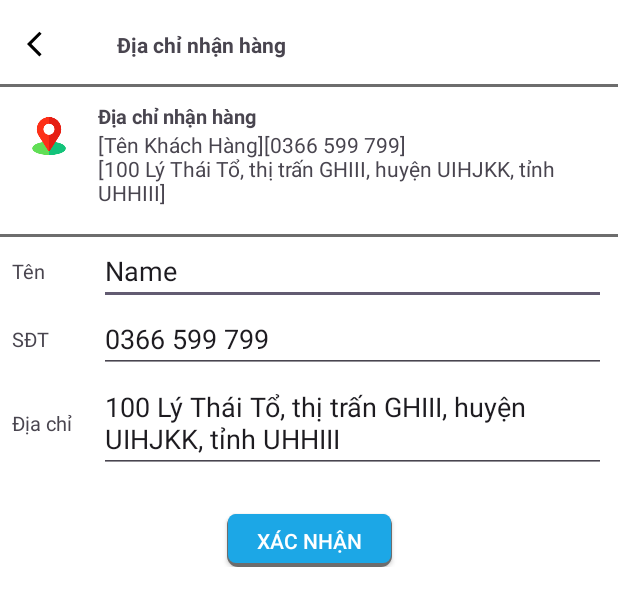
After one commit to kharpham/androidfinalproject, an Android app: the layout activity_order_confirm.xml on its own in the app's theme, with its tools: preview values and no code run, on a phone screen of 412 x 824 dp. The commit adds this screen. Shown: the top 606 px of the screen. Run offline under Robolectric (Android 15) with nearby library versions, the phone set to English and light mode, and no system bars.

Commit message:
new commit from kha

```diff
--- a/app/src/main/AndroidManifest.xml
+++ b/app/src/main/AndroidManifest.xml
@@ -24,6 +24,9 @@
         android:supportsRtl="true"
         android:theme="@style/Theme.Group12FinalProject"
         tools:targetApi="31">
+        <activity
+            android:name=".OrderConfirm"
+            android:exported="false" />
         <activity
             android:name=".MainActivity"
             android:exported="false" />
--- /dev/null
+++ b/app/src/main/java/com/phamnguyenkha/group12finalproject/OrderConfirm.java
@@ -0,0 +1,17 @@
+package com.phamnguyenkha.group12finalproject;
+
+import androidx.appcompat.app.AppCompatActivity;
+
+import android.os.Bundle;
+
+import com.phamnguyenkha.group12finalproject.databinding.OrderConfirmBinding;
+
+public class OrderConfirm extends AppCompatActivity {
+    OrderConfirmBinding binding;
+    @Override
+    protected void onCreate(Bundle savedInstanceState) {
+        super.onCreate(savedInstanceState);
+        binding = OrderConfirmBinding.inflate(getLayoutInflater());
+        setContentView(binding.getRoot());
+    }
+}
--- a/app/src/main/java/com/phamnguyenkha/group12finalproject/OrderPlacementActivity.java
+++ b/app/src/main/java/com/phamnguyenkha/group12finalproject/OrderPlacementActivity.java
@@ -4,6 +4,7 @@ import androidx.appcompat.app.AppCompatActivity;
 
 import android.content.Intent;
 import android.os.Bundle;
+import android.view.View;
 import android.widget.Toast;
 
 import com.google.firebase.auth.FirebaseAuth;
@@ -30,6 +31,16 @@ public class OrderPlacementActivity extends AppCompatActivity {
         setContentView(binding.getRoot());
         userInfo();
         loadData();
+        forward();
+    }
+
+    private void forward() {
+        binding.confirmAddress.setOnClickListener(new View.OnClickListener() {
+            @Override
+            public void onClick(View v) {
+                startActivity(new Intent(OrderPlacementActivity.this,OrderConfirm.class));
+            }
+        });
     }
 
     private void loadData() {
--- /dev/null
+++ b/app/src/main/res/layout/activity_order_confirm.xml
@@ -0,0 +1,242 @@
+<?xml version="1.0" encoding="utf-8"?>
+<androidx.constraintlayout.widget.ConstraintLayout xmlns:android="http://schemas.android.com/apk/res/android"
+    xmlns:tools="http://schemas.android.com/tools"
+    android:layout_width="match_parent"
+    android:layout_height="match_parent"
+    xmlns:app="http://schemas.android.com/apk/res-auto"
+    android:background="@color/white"
+    >
+
+    <ScrollView
+        android:layout_width="match_parent"
+        android:layout_height="wrap_content"
+        app:layout_constraintEnd_toEndOf="parent"
+        app:layout_constraintStart_toStartOf="parent"
+        app:layout_constraintTop_toTopOf="parent">
+
+        <LinearLayout
+            android:layout_width="match_parent"
+            android:layout_height="wrap_content"
+            android:orientation="vertical">
+
+            <LinearLayout
+                android:id="@+id/linearLayout"
+                android:layout_width="match_parent"
+                android:layout_height="58dp"
+                android:orientation="horizontal">
+
+                <androidx.constraintlayout.widget.ConstraintLayout
+                    android:layout_width="match_parent"
+                    android:layout_height="match_parent"
+                    android:background="@drawable/border_shadow_3">
+
+                    <ImageView
+                        android:id="@+id/imageView3"
+                        android:layout_width="wrap_content"
+                        android:layout_height="wrap_content"
+                        android:layout_marginStart="18dp"
+                        app:layout_constraintBottom_toBottomOf="parent"
+                        app:layout_constraintStart_toStartOf="parent"
+                        app:layout_constraintTop_toTopOf="parent"
+                        app:srcCompat="@drawable/baseline_arrow_back_ios_24" />
+
+                    <TextView
+                        android:id="@+id/textView2"
+                        android:layout_width="wrap_content"
+                        android:layout_height="wrap_content"
+                        android:layout_marginStart="40dp"
+                        android:text="Địa chỉ nhận hàng"
+                        android:textStyle="bold"
+                        app:layout_constraintBottom_toBottomOf="@+id/imageView3"
+                        app:layout_constraintStart_toEndOf="@+id/imageView3"
+                        app:layout_constraintTop_toTopOf="@+id/imageView3" />
+
+                </androidx.constraintlayout.widget.ConstraintLayout>
+
+            </LinearLayout>
+
+            <LinearLayout
+                android:id="@+id/linearLayout11"
+                android:layout_width="match_parent"
+                android:layout_height="100dp"
+                android:background="@drawable/border_shadow_3"
+                android:orientation="horizontal">
+
+                <androidx.constraintlayout.widget.ConstraintLayout
+                    android:layout_width="match_parent"
+                    android:layout_height="match_parent">
+
+                    <ImageView
+                        android:id="@+id/imageView5"
+                        android:layout_width="25dp"
+                        android:layout_height="25dp"
+                        android:layout_marginStart="20dp"
+                        android:layout_marginTop="20dp"
+                        android:src="@drawable/location"
+                        app:layout_constraintStart_toStartOf="parent"
+                        app:layout_constraintTop_toTopOf="parent" />
+
+                    <LinearLayout
+                        android:layout_width="0dp"
+                        android:layout_height="match_parent"
+                        android:layout_marginEnd="8dp"
+                        android:orientation="vertical"
+                        android:paddingStart="20dp"
+                        android:paddingTop="10dp"
+                        android:paddingBottom="10dp"
+                        app:layout_constraintBottom_toBottomOf="parent"
+                        app:layout_constraintEnd_toEndOf="parent"
+                        app:layout_constraintStart_toEndOf="@+id/imageView5"
+                        app:layout_constraintTop_toTopOf="parent">
+
+                        <TextView
+                            android:id="@+id/textView7"
+                            android:layout_width="wrap_content"
+                            android:layout_height="wrap_content"
+                            android:text="Địa chỉ nhận hàng"
+                            android:textSize="13sp"
+                            android:textStyle="bold" />
+
+                        <TextView
+                            android:id="@+id/textViewLocation"
+                            android:layout_width="wrap_content"
+                            android:layout_height="wrap_content"
+                            android:text="[Tên Khách Hàng][0366 599 799]\n[100 Lý Thái Tổ, thị trấn GHIII, huyện UIHJKK, tỉnh UHHIII]" />
+                    </LinearLayout>
+                </androidx.constraintlayout.widget.ConstraintLayout>
+            </LinearLayout>
+
+            <LinearLayout
+                android:layout_width="match_parent"
+                android:layout_height="wrap_content"
+                android:orientation="vertical">
+
+                <androidx.constraintlayout.widget.ConstraintLayout
+                    android:layout_width="match_parent"
+                    android:layout_height="match_parent" >
+
+                    <TextView
+                        android:id="@+id/textView17"
+                        android:layout_width="50dp"
+                        android:layout_height="wrap_content"
+                        android:layout_marginStart="8dp"
+                        android:text="Tên"
+                        android:textSize="13sp"
+                        app:layout_constraintBottom_toBottomOf="parent"
+                        app:layout_constraintStart_toStartOf="parent"
+                        app:layout_constraintTop_toTopOf="parent" />
+
+                    <EditText
+                        android:id="@+id/editTextText2"
+                        android:layout_width="0dp"
+                        android:layout_height="wrap_content"
+                        android:layout_marginStart="8dp"
+                        android:layout_marginEnd="8dp"
+                        android:ems="10"
+                        android:inputType="text"
+                        android:text="Name"
+                        app:layout_constraintBottom_toBottomOf="parent"
+                        app:layout_constraintEnd_toEndOf="parent"
+                        app:layout_constraintStart_toEndOf="@+id/textView17"
+                        app:layout_constraintTop_toTopOf="parent" />
+                </androidx.constraintlayout.widget.ConstraintLayout>
+
+            </LinearLayout>
+            <LinearLayout
+                android:layout_width="match_parent"
+                android:layout_height="wrap_content"
+                android:orientation="vertical">
+
+                <androidx.constraintlayout.widget.ConstraintLayout
+                    android:layout_width="match_parent"
+                    android:layout_height="match_parent" >
+
+                    <TextView
+                        android:id="@+id/textViewPhone"
+                        android:layout_width="50dp"
+                        android:layout_height="wrap_content"
+                        android:layout_marginStart="8dp"
+                        android:text="SĐT"
+                        android:textSize="13sp"
+                        app:layout_constraintBottom_toBottomOf="parent"
+                        app:layout_constraintStart_toStartOf="parent"
+                        app:layout_constraintTop_toTopOf="parent" />
+
+                    <EditText
+                        android:id="@+id/editTextPhone"
+                        android:layout_width="0dp"
+                        android:layout_height="wrap_content"
+                        android:layout_marginStart="8dp"
+                        android:layout_marginEnd="8dp"
+                        android:ems="10"
+
+                        android:inputType="text"
+                        android:text="0366 599 799"
+                        app:layout_constraintBottom_toBottomOf="parent"
+                        app:layout_constraintEnd_toEndOf="parent"
+                        app:layout_constraintStart_toEndOf="@+id/textViewPhone"
+                        app:layout_constraintTop_toTopOf="parent" />
+                </androidx.constraintlayout.widget.ConstraintLayout>
+
+            </LinearLayout>
+            <LinearLayout
+                android:layout_width="match_parent"
+                android:layout_height="wrap_content"
+                android:orientation="vertical">
+
+                <androidx.constraintlayout.widget.ConstraintLayout
+                    android:layout_width="match_parent"
+                    android:layout_height="match_parent" >
+
+                    <TextView
+                        android:id="@+id/textViewAddress"
+                        android:layout_width="50dp"
+                        android:layout_height="wrap_content"
+                        android:layout_marginStart="8dp"
+                        android:text="Địa chỉ"
+                        android:textSize="13sp"
+                        app:layout_constraintBottom_toBottomOf="parent"
+                        app:layout_constraintStart_toStartOf="parent"
+                        app:layout_constraintTop_toTopOf="parent" />
+
+                    <EditText
+                        android:id="@+id/editTextAddress"
+                        android:layout_width="0dp"
+                        android:layout_height="wrap_content"
+                        android:layout_marginStart="8dp"
+                        android:layout_marginEnd="8dp"
+                        android:ems="10"
+                        android:inputType="textMultiLine"
+                        android:text="100 Lý Thái Tổ, thị trấn GHIII, huyện UIHJKK, tỉnh UHHIII"
+                        app:layout_constraintBottom_toBottomOf="parent"
+                        app:layout_constraintEnd_toEndOf="parent"
+                        app:layout_constraintStart_toEndOf="@+id/textViewAddress"
+                        app:layout_constraintTop_toTopOf="parent" />
+                </androidx.constraintlayout.widget.ConstraintLayout>
+
+            </LinearLayout>
+
+            <androidx.constraintlayout.widget.ConstraintLayout
+                android:layout_width="match_parent"
+                android:layout_height="match_parent">
+
+                <androidx.appcompat.widget.AppCompatButton
+                    android:id="@+id/button"
+                    android:layout_width="110dp"
+                    android:layout_height="35dp"
+                    android:layout_marginTop="27dp"
+                    android:text="Xác nhận"
+                    android:textSize="14sp"
+                    android:textColor="@color/white"
+                    android:background="@drawable/confirm_address_button"
+                    app:layout_constraintBottom_toBottomOf="parent"
+                    app:layout_constraintEnd_toEndOf="parent"
+                    app:layout_constraintStart_toStartOf="parent"
+                    app:layout_constraintTop_toTopOf="parent" />
+            </androidx.constraintlayout.widget.ConstraintLayout>
+
+        </LinearLayout>
+
+    </ScrollView>
+
+</androidx.constraintlayout.widget.ConstraintLayout>
--- a/app/src/main/res/layout/activity_order_placement.xml
+++ b/app/src/main/res/layout/activity_order_placement.xml
@@ -78,7 +78,7 @@
                 android:paddingTop="10dp"
                 android:paddingBottom="10dp"
                 app:layout_constraintBottom_toBottomOf="parent"
-                app:layout_constraintEnd_toStartOf="@+id/imageView13"
+                app:layout_constraintEnd_toStartOf="@+id/confirmAddress"
                 app:layout_constraintStart_toEndOf="@+id/imageView5"
                 app:layout_constraintTop_toTopOf="parent">
 
@@ -99,7 +99,7 @@
             </LinearLayout>
 
             <ImageView
-                android:id="@+id/imageView13"
+                android:id="@+id/confirmAddress"
                 android:layout_width="25dp"
                 android:layout_height="25dp"
                 android:layout_marginEnd="8dp"
```
